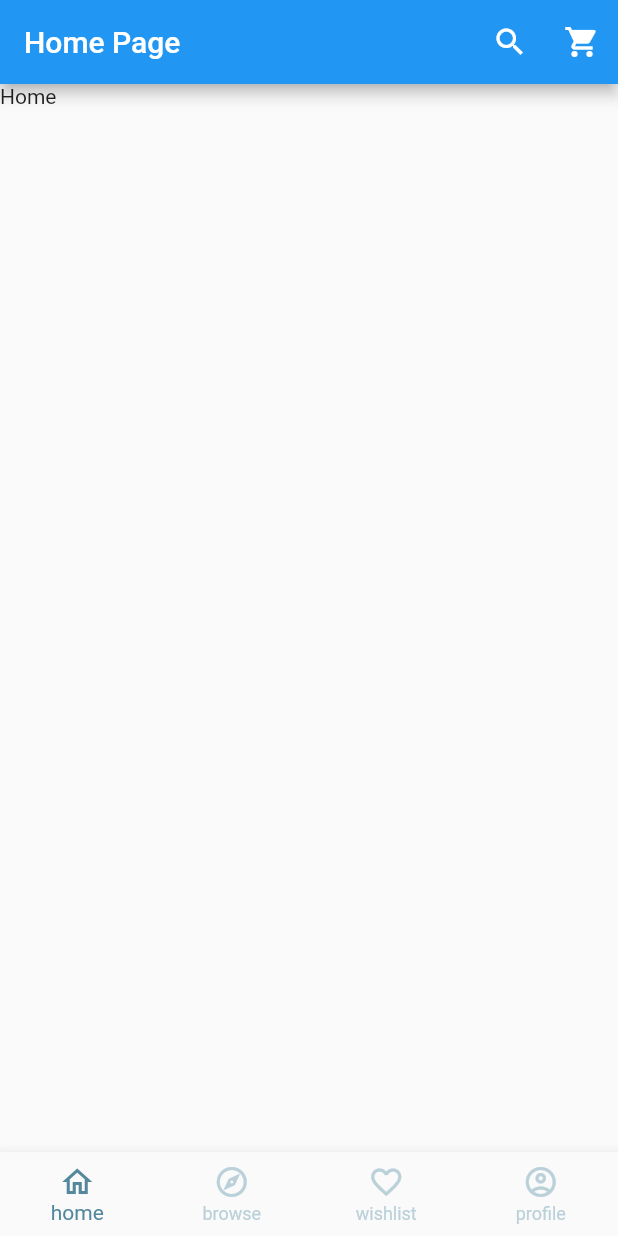
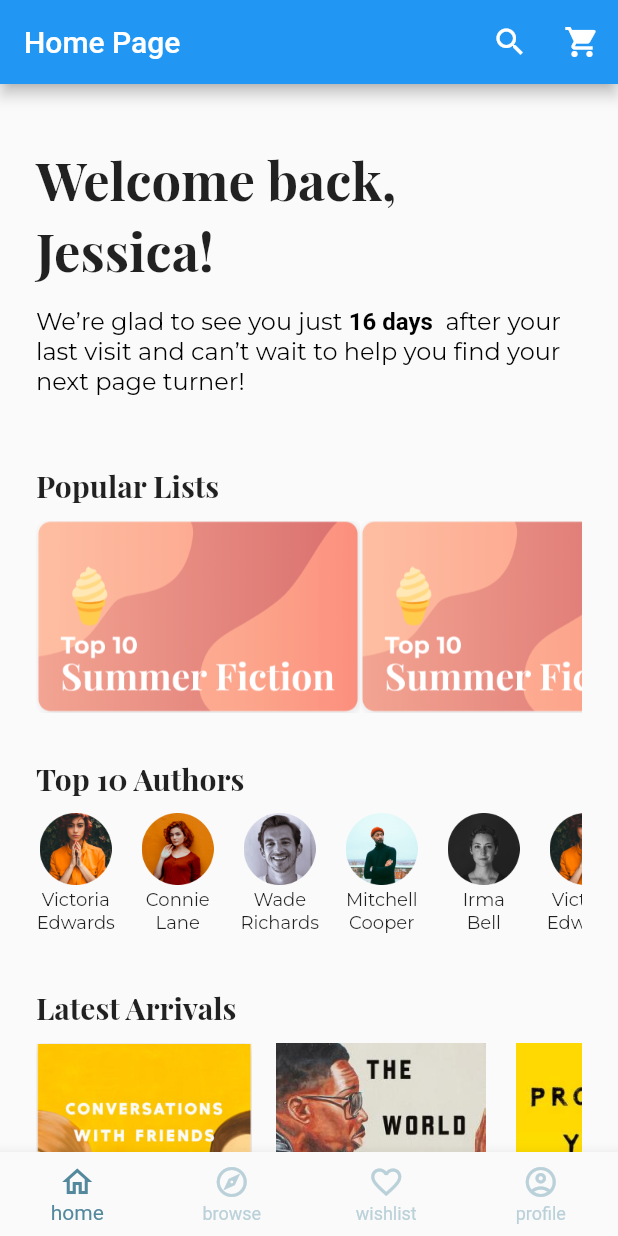
Before and after one commit to Xineoph/it_girls_project, a Flutter app: the screen it shows after launch, on a phone screen of 412 x 824 dp. Run offline on Flutter 3.47's test engine with Material 2 defaults, Android fonts, the phone set to English and light mode, and no system bars; our stand-ins replace share.

Commit message:
create home page 1

```diff
--- /dev/null
+++ b/lib/models/author_model.dart
@@ -0,0 +1,32 @@
+class Author {
+  String name;
+  String image;
+
+  Author({
+    required this.name,
+    required this.image,
+  });
+}
+
+List<Author> authorList = [
+  Author(
+    name: 'Victoria Edwards',
+    image: 'assets/images/author_0.png',
+  ),
+  Author(
+    name: 'Connie Lane',
+    image: 'assets/images/author_1.png',
+  ),
+  Author(
+    name: 'Wade Richards',
+    image: 'assets/images/author_2.png',
+  ),
+  Author(
+    name: 'Mitchell Cooper',
+    image: 'assets/images/author_3.png',
+  ),
+  Author(
+    name: 'Irma Bell',
+    image: 'assets/images/author_4.png',
+  ),
+];
--- a/lib/models/books _model.dart
+++ b/lib/models/books _model.dart
@@ -3,14 +3,14 @@ class Books {
   String description;
   String image;
   String price;
-  String autor;
+  String author;
   String genres;
   Books({
     required this.name,
     required this.description,
     required this.image,
     this.price = '',
-    this.autor = '',
+    this.author = '',
     required this.genres,
   });
 }
@@ -20,80 +20,80 @@ List<Books> booksList = [
       name: 'Conversations with Friends',
       description:
           'A blurb about the book goes here. A few sentences that are nice and easy to read. Like one that’s enticing... ',
-      image: 'assets/images/book_1.png',
+      image: 'assets/images/bookWish11.png',
       price: '€ 12.90',
-      autor: 'Sally Rooney',
+      author: 'Sally Rooney',
       genres: 'General Fiction'),
   Books(
       name: 'The world doesn’t require you',
       description:
           'A blurb about the book goes here. A few sentences that are nice and easy to read. Like one that’s enticing... ',
-      image: 'assets/images/book_2.png',
+      image: 'assets/images/bookWish1.png',
       price: '€ 12.90',
-      autor: 'Rion Amilcar Scott',
+      author: 'Rion Amilcar Scott',
       genres: 'Crime'),
   Books(
       name: 'Promising Young Women',
       description:
           'A blurb about the book goes here. A few sentences that are nice and easy to read. Like one that’s enticing... ',
-      image: 'assets/images/book_3.png',
+      image: 'assets/images/bookWish10.png',
       price: '€ 9.80',
-      autor: 'Caroline O’Donoghue',
+      author: 'Caroline O’Donoghue',
       genres: 'Thriller'),
   Books(
       name: 'Careers for Women',
       description:
           'A blurb about the book goes here. A few sentences that are nice and easy to read. Like one that’s enticing... ',
-      image: 'assets/images/book_4.png',
+      image: 'assets/images/bookWish9.png',
       price: '€ 10.50',
-      autor: 'Joanna Scott',
+      author: 'Joanna Scott',
       genres: 'Romance'),
   Books(
       name: 'Little Fires Everywhere',
       description:
           'A blurb about the book goes here. A few sentences that are nice and easy to read. Like one that’s enticing... ',
-      image: 'assets/images/book_5.png',
+      image: 'assets/images/bookWish7.png',
       price: '€ 12.90',
-      autor: 'Celeste Ng',
+      author: 'Celeste Ng',
       genres: 'Travel'),
   Books(
       name: 'All the Pretty Horses',
       description:
           'A blurb about the book goes here. A few sentences that are nice and easy to read. Like one that’s enticing... ',
-      image: 'assets/images/book_6.png',
+      image: 'assets/images/bookWish8.png',
       price: '€ 12.90',
-      autor: 'Cormac McCarthy',
+      author: 'Cormac McCarthy',
       genres: 'Science Fiction'),
   Books(
       name: 'Louis & Louise',
       description:
           'A blurb about the book goes here. A few sentences that are nice and easy to read. Like one that’s enticing... ',
-      image: 'assets/images/book_7.png',
+      image: 'assets/images/bookWish5.png',
       price: '€ 12.90',
-      autor: 'Julie Cohen',
+      author: 'Julie Cohen',
       genres: 'Classics'),
   Books(
       name: 'Furiously Happy',
       description:
           'A blurb about the book goes here. A few sentences that are nice and easy to read. Like one that’s enticing... ',
-      image: 'assets/images/book_8.png',
+      image: 'assets/images/bookWish2.png',
       price: '€ 12.90',
-      autor: 'Jenny Lawson',
+      author: 'Jenny Lawson',
       genres: 'Children’s Books'),
   Books(
       name: 'Bernadette',
       description:
           'A blurb about the book goes here. A few sentences that are nice and easy to read. Like one that’s enticing... ',
-      image: 'assets/images/book_9.png',
+      image: 'assets/images/bookWish4.png',
       price: '€ 12.90',
-      autor: 'Maria Semple',
+      author: 'Maria Semple',
       genres: 'Fantasy'),
   Books(
       name: 'Educated',
       description:
           'A blurb about the book goes here. A few sentences that are nice and easy to read. Like one that’s enticing... ',
-      image: 'assets/images/book_10.png',
+      image: 'assets/images/bookWish6.png',
       price: '€ 12.90',
-      autor: 'Tara Westover',
+      author: 'Tara Westover',
       genres: 'Classics'),
 ];
--- /dev/null
+++ b/lib/screens/home_screen.dart
@@ -0,0 +1,260 @@
+import 'package:bookshop/models/author_model.dart';
+import 'package:bookshop/models/books _model.dart';
+import 'package:flutter/material.dart';
+
+class HomeScreen extends StatelessWidget {
+  const HomeScreen({Key? key}) : super(key: key);
+
+  @override
+  Widget build(BuildContext context) {
+    return SingleChildScrollView(
+      child: Container(
+        padding: const EdgeInsets.fromLTRB(24, 40, 24, 40),
+        child: Column(
+          crossAxisAlignment: CrossAxisAlignment.start,
+          children: [
+            _WelcomeText(),
+            _buildSpacer(30),
+            const _PopularLists(),
+            _buildSpacer(30),
+            const _TopAuthorsLists(),
+            _buildSpacer(30),
+            const _LatestArrivalsLists(),
+            _buildSpacer(30),
+            const _PopularGenresLists(),
+          ],
+        ),
+      ),
+    );
+  }
+}
+
+String _lastVisitDays = '16 days';
+
+class _WelcomeText extends StatelessWidget {
+
+  @override
+  Widget build(BuildContext context) {
+    return Column(
+      children: [
+        const Text(
+          'Welcome back, Jessica!',
+          style: TextStyle(
+            fontWeight: FontWeight.bold,
+            fontSize: 35,
+            fontFamily: 'PlayfairDisplay',
+          ),
+        ),
+        _buildSpacer(15),
+        RichText(
+          text: TextSpan(
+            style: const TextStyle(
+              fontSize: 16.0,
+              fontFamily: 'Montserrat',
+              color: Colors.black,
+            ),
+            children: <TextSpan>[
+              const TextSpan(text: 'We’re glad to see you just '),
+              TextSpan(
+                  text: _lastVisitDays,
+                  style: const TextStyle(fontWeight: FontWeight.bold)),
+              const TextSpan(
+                  text:
+                      '  after your last visit and can’t wait to help you find your next page turner!'),
+            ],
+          ),
+        ),
+        _buildSpacer(15),
+      ],
+    );
+  }
+}
+
+class _PopularLists extends StatelessWidget {
+  const _PopularLists({Key? key}) : super(key: key);
+
+  @override
+  Widget build(BuildContext context) {
+    return Column(
+      crossAxisAlignment: CrossAxisAlignment.start,
+      children: [
+        const Text(
+          'Popular Lists',
+          //textAlign: TextAlign.start,
+          style: TextStyle(
+            fontWeight: FontWeight.bold,
+            fontSize: 20,
+            fontFamily: 'PlayfairDisplay',
+          ),
+        ),
+        _buildSpacer(10),
+        SizedBox(
+          height: 128,
+          child: ListView(
+            children: [
+              Image.asset('assets/images/popular_list.png'),
+              Image.asset('assets/images/popular_list.png'),
+            ],
+            scrollDirection: Axis.horizontal,
+          ),
+        )
+      ],
+    );
+  }
+}
+
+class _TopAuthorsLists extends StatelessWidget {
+  const _TopAuthorsLists({Key? key}) : super(key: key);
+
+  @override
+  Widget build(BuildContext context) {
+    return Column(
+      crossAxisAlignment: CrossAxisAlignment.start,
+      children: [
+        const Text(
+          'Top 10 Authors',
+          style: TextStyle(
+            fontWeight: FontWeight.bold,
+            fontSize: 20,
+            fontFamily: 'PlayfairDisplay',
+          ),
+        ),
+        _buildSpacer(10),
+        SizedBox(
+          height: 86,
+          child: ListView(
+            scrollDirection: Axis.horizontal,
+            children: _convertAuthorList(),
+          ),
+        )
+      ],
+    );
+  }
+
+  List<Container> _convertAuthorList() {
+    List<Author>  doubleList =[];
+    doubleList.addAll(authorList);
+    doubleList.addAll(authorList);
+
+    return doubleList
+              .map((author) => Container(
+                    padding: const EdgeInsets.only(right: 15),
+                    child: Column(
+                      children: [
+                        Container(
+                            alignment: Alignment.center,
+                            height: 48.0,
+                            width: 48.0,
+                            child: Image.asset(author.image)),
+                        Container(
+                          alignment: Alignment.center,
+                          width: 53.0,
+                          height: 34.0,
+                          child: Text(author.name,
+                              textAlign: TextAlign.center,
+                              style: const TextStyle(
+                                fontSize: 12,
+                                fontFamily: 'Montserrat',
+                              )),
+                        ),
+                      ],
+                    ),
+                  ))
+              .toList();
+  }
+}
+
+class _LatestArrivalsLists extends StatelessWidget {
+  const _LatestArrivalsLists({Key? key}) : super(key: key);
+
+  @override
+  Widget build(BuildContext context) {
+    return Column(
+      crossAxisAlignment: CrossAxisAlignment.start,
+      children: [
+        const Text(
+          'Latest Arrivals',
+          style: TextStyle(
+            fontWeight: FontWeight.bold,
+            fontSize: 20,
+            fontFamily: 'PlayfairDisplay',
+          ),
+        ),
+        _buildSpacer(10),
+        SizedBox(
+          height: 283,
+          child: ListView(
+            scrollDirection: Axis.horizontal,
+            children: _convertBookToList(),
+          ),
+        )
+      ],
+    );
+  }
+
+  List<SizedBox> _convertBookToList() {
+    return booksList
+              .map((book) => SizedBox(
+                    width: 160,
+                    child: Column(
+                      mainAxisAlignment: MainAxisAlignment.spaceBetween,
+                      children: [
+                        Container(
+                            alignment: Alignment.centerLeft,
+                            height: 216,
+                            child: Image.asset(book.image, fit: BoxFit.fill)),
+                        Container(
+                          alignment: Alignment.centerLeft,
+                          height: 42.0,
+                          child: Text(
+                            book.name,
+                            style: const TextStyle(
+                              fontFamily: 'PlayfairDisplay',
+                              fontSize: 16,
+                              fontWeight: FontWeight.bold,
+                            ),
+                          ),
+                        ),
+                        Container(
+                          alignment: Alignment.bottomLeft,
+                          height: 17.0,
+                          child: Text(
+                            book.author,
+                            style: const TextStyle(
+                              fontFamily: 'Montserrat',
+                              fontSize: 12,
+                            ),
+                          ),
+                        ),
+                      ],
+                    ),
+                  ))
+              .toList();
+  }
+}
+
+class _PopularGenresLists extends StatelessWidget {
+  const _PopularGenresLists({Key? key}) : super(key: key);
+
+  @override
+  Widget build(BuildContext context) {
+    return Column(
+      children: const [
+        Text(
+          'TODO: Popular Genres',
+          style: TextStyle(
+            fontWeight: FontWeight.bold,
+            fontSize: 20,
+            fontFamily: 'PlayfairDisplay',
+          ),
+        ),
+      ],
+    );
+  }
+}
+
+Widget _buildSpacer(double space) {
+  return SizedBox(
+    height: space,
+  );
+}
--- a/lib/screens/main_screen.dart
+++ b/lib/screens/main_screen.dart
@@ -1,7 +1,8 @@
 import 'package:bookshop/helpers/colors.dart';
 import 'package:bookshop/screens/wishlist_screen.dart';
+import 'package:bookshop/screens/home_screen.dart';
 import 'package:flutter/material.dart';
-import 'book_screen.dart';
+import 'package:bookshop/screens/book_screen.dart';
 
 class MainScreen extends StatefulWidget {
   const MainScreen({Key? key}) : super(key: key);
@@ -12,7 +13,7 @@ class MainScreen extends StatefulWidget {
 class _MainScreenState extends State<MainScreen> {
   int selectedIndex = 0;
   final List<Widget> screens = [
-    const Text('Home'),
+    HomeScreen(),
     const BookPage(),
     const WishListScreen(),
     const Text('Profile'),
--- a/lib/widgets/book_details.dart
+++ b/lib/widgets/book_details.dart
@@ -82,7 +82,7 @@ class BooksDetails extends StatelessWidget {
 
   Widget _buildBookAutor() {
     return Text(
-      books.autor,
+      books.author,
       style: const TextStyle(
         fontSize: 16,
         fontFamily: 'Montserrat',
```
Also changed, not shown: assets/images/author_0.png (added), assets/images/author_1.png (added), assets/images/author_2.png (added), assets/images/author_3.png (added), assets/images/author_4.png (added), assets/images/popular_list.png (added).
